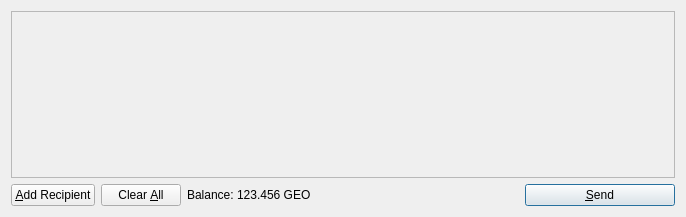
First picture: the form in src/qt/forms/sendcoinsdialog.ui, repository godcoin-zz/godcoin, before the edit.
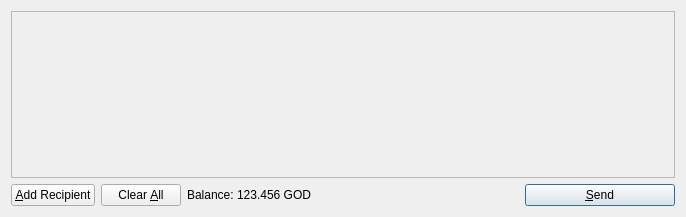
Second picture: the form after the edit. Icons and pictures are not drawn.

The edit to the form file:
```diff
--- a/src/qt/forms/sendcoinsdialog.ui
+++ b/src/qt/forms/sendcoinsdialog.ui
@@ -119,7 +119,7 @@
           <cursorShape>IBeamCursor</cursorShape>
          </property>
          <property name="text">
-          <string>123.456 GEO</string>
+          <string>123.456 GOD</string>
          </property>
          <property name="textInteractionFlags">
           <set>Qt::LinksAccessibleByMouse|Qt::TextSelectableByKeyboard|Qt::TextSelectableByMouse</set>
```
